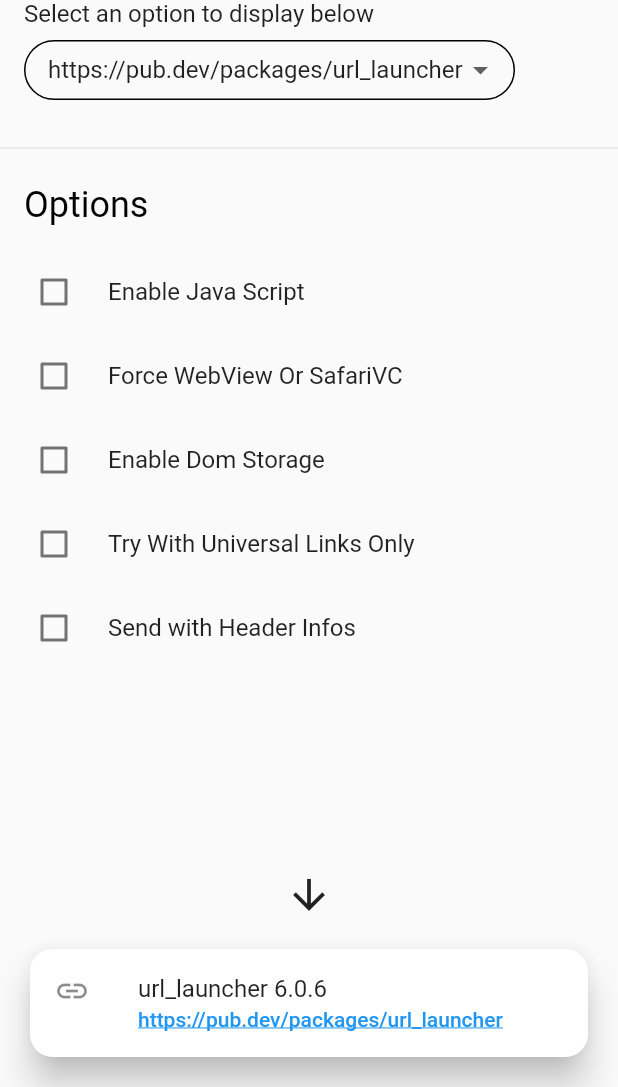
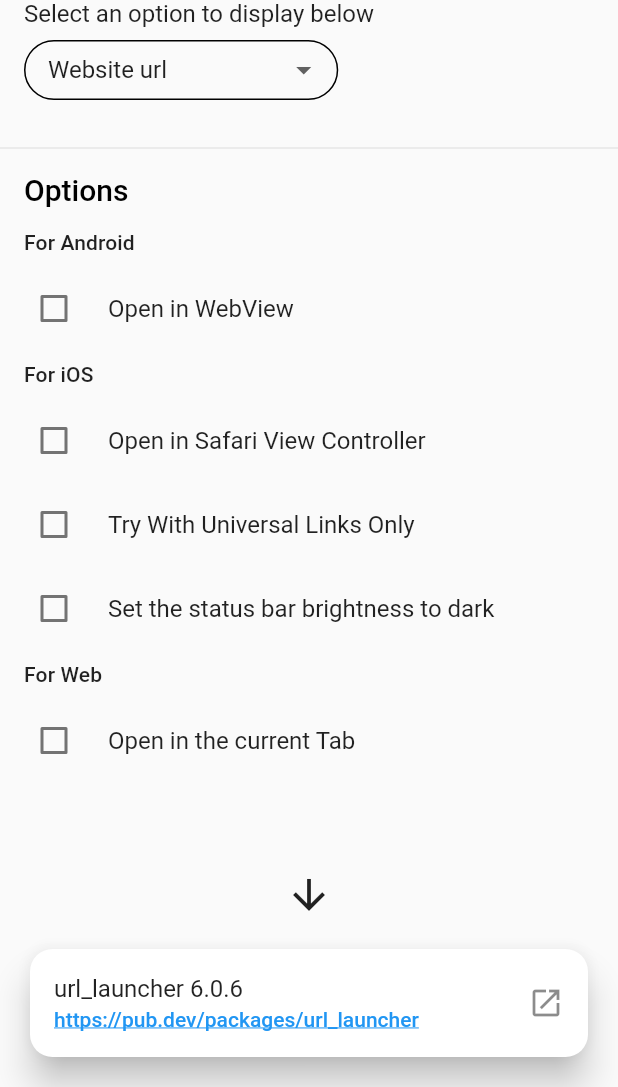
Before and after one commit to lucianojung/flutter_package_examples, a Flutter app: the UrlLauncher screen opened by its route, on a phone screen of 412 x 824 dp, the part 149-1236 px from its top. Run offline on Flutter 3.47's test engine with Material 2 defaults, Android fonts, the phone set to English and light mode, and no system bars; our stand-ins replace convex_bottom_bar, date_format, email_validator, expandable, flutter_signin_button, google_fonts.

Commit message:
simplify shared widgets and fix problems

```diff
--- a/lib/main.dart
+++ b/lib/main.dart
@@ -42,7 +42,7 @@ class _HomeViewState extends State<HomeView> {
     CustomListTile(
         Icons.calendar_today, 'Date Format', '2.0.2', '/date_format'),
     // CustomListTile(Icons.launch, 'Url Launcher', '6.0.9', '/url_launcher'),
-    // CustomListTile(Icons.font_download_outlined, 'Google Fonts', '2.1.0', '/google_font'),
+    // CustomListTile(Icons.font_download_outlined, 'Google Fonts', '2.1.0', '/google_fonts'),
     // CustomListTile(Icons.lock_outline, 'Crypto', '3.0.1', '/crypto'),
   ];
 
@@ -79,6 +79,7 @@ class _HomeViewState extends State<HomeView> {
               ),
               ListTile(
                 leading: Icon(Icons.assistant),
+                trailing: Icon(Icons.launch),
                 title: Text('Upcoming'),
                 subtitle: Text('Url Launcher, Google Fonts, ...'),
                 onTap: () {
--- a/lib/packages/convex_bottom_bar/convex_bottom_bar_main.dart
+++ b/lib/packages/convex_bottom_bar/convex_bottom_bar_main.dart
@@ -132,8 +132,7 @@ class _ConvexBottomBarMainState extends State<ConvexBottomBarMain> {
             _onValueChanged(newValue);
           },
           value: _tabstyle.name,
-          values: TabStyle.values.map((e) => e.name).toList(),
-          negate: false,
+          values: TabStyle.values.map((e) => e.name).toList()
         ),
       ),
       SizedBox(
--- a/lib/packages/crypto/crypto_main.dart
+++ b/lib/packages/crypto/crypto_main.dart
@@ -21,7 +21,7 @@ class _CryptoState extends State<Crypto> {
   final _secretController = TextEditingController();
   final _keyController = TextEditingController();
 
-  Map<Algorithm, String> _algorithm_map = {
+  Map<Algorithm, String> _algorithmMap = {
     Algorithm.SHA1: 'SHA-1',
     Algorithm.SHA224: 'SHA-224',
     Algorithm.SHA256: 'SHA-256',
@@ -122,7 +122,7 @@ class _CryptoState extends State<Crypto> {
                   ),
                   Column(
                     children: [
-                      for (MapEntry algorithm in _algorithm_map.entries)
+                      for (MapEntry algorithm in _algorithmMap.entries)
                         SizedBox(
                           child: Card(
                             shape: RoundedRectangleBorder(
--- a/lib/packages/date_format/date_format_main.dart
+++ b/lib/packages/date_format/date_format_main.dart
@@ -47,6 +47,7 @@ class _DateFormatMainState extends State<DateFormatMain> {
   void initState() {
     _formattedText = _formatDate(_dateFormat, DateTime.now());
     timer = Timer.periodic(Duration(milliseconds: 1), (Timer t) => _getTime());
+    super.initState();
   }
 
   @override
@@ -78,7 +79,6 @@ class _DateFormatMainState extends State<DateFormatMain> {
                     },
                     value: _dateFormat,
                     values: _dateFormatList,
-                    negate: false,
                   ),
                 ),
                 if (_dateFormat == 'custom')
@@ -110,7 +110,6 @@ class _DateFormatMainState extends State<DateFormatMain> {
                     },
                     value: _dateLocaleString,
                     values: _dateLocaleList,
-                    negate: false,
                   ),
                 ),
                 ExpandableNotifier(
--- a/lib/packages/flutter_signin_button/flutter_signin_button.dart
+++ b/lib/packages/flutter_signin_button/flutter_signin_button.dart
@@ -40,7 +40,6 @@ class _FlutterSigninButtonMainState extends State<FlutterSigninButtonMain> {
                     },
                     value: _button.name,
                     values: Buttons.values.map((e) => e.name).toList(),
-                    negate: false,
                   ),
                 ),
                 if (!(_button == Buttons.Google ||
--- a/lib/packages/google_fonts/google_fonts_main.dart
+++ b/lib/packages/google_fonts/google_fonts_main.dart
@@ -56,8 +56,7 @@ class _GoogleFontsMainState extends State<GoogleFontsMain> {
                     values: _categoryMap.values,
                     onChangedCallback: (newValue) {
                       onValueChanged(newValue as String);
-                    },
-                    negate: false),
+                    }),
                 Align(
                   alignment: Alignment.centerLeft,
                   heightFactor: 1.5,
--- a/lib/packages/url_launcher/url_launcher_main.dart
+++ b/lib/packages/url_launcher/url_launcher_main.dart
@@ -11,29 +11,29 @@ class UrlLauncher extends StatefulWidget {
 }
 
 class _UrlLauncherState extends State<UrlLauncher> {
-  String _selectedUrl = '';
+  String _selectedUrl = 'Website url';
 
-  String _webUrl = 'https://pub.dev/packages/url_launcher';
-  String _ipUrl = 'http://192.168.0.1/';
-  String _phoneUrl = 'tel:0161/12345678';
-  String _mailToUrl = 'mailto:John@doe.us';
-  List<String> _urlList = [];
+  Map <String, String> _urlMap = {
+    'Website url': 'https://pub.dev/packages/url_launcher',
+     'Ip adress': 'http://192.168.0.1/',
+     'Telefone number': 'tel:0161/12345678',
+     'New Mail': 'mailto:John@doe.us',
+     'New Mail with Queries': 'mailto:John@doe.us?subject=News&body=New plugin',
+     'Sms': 'sms:123456789'
+  };
 
   bool _isWebUrl = true;
+  bool _forceWebView = false;
   bool _javaScriptEnabled = false;
-  bool _forceWebViewOrSafariVC = false;
   bool _enableDomStorage = false;
-  bool _tryWithUniversalLinksOnly = false;
   bool _sendHeaderInfos = false;
+  bool _forceSafarieVC = false;
+  bool _universalLinksOnly = false;
+  bool _statusBarBrigthness = false;
+  bool _webOnlyWindowName = false;
   Map<String, String> _headers = <String, String>{'my_header_key': 'my_header_value'};
 
   String _urlLauncherVersion = 'url_launcher 6.0.6';
-
-  @override
-  void initState() {
-    _urlList.addAll([_webUrl, _ipUrl, _phoneUrl, _mailToUrl]);
-    _selectedUrl = _webUrl;
-  }
 
   @override
   Widget build(BuildContext context) {
@@ -43,6 +43,7 @@ class _UrlLauncherState extends State<UrlLauncher> {
         child: Stack(
           children: [
             SettingList(
+              height: 160,
               children: <Widget>[
                 Padding(
                   padding:
@@ -54,8 +55,7 @@ class _UrlLauncherState extends State<UrlLauncher> {
                       _onValueChanged(newValue);
                     },
                     value: _selectedUrl,
-                    values: _urlList,
-                    negate: false,
+                    values: _urlMap.entries.map((e) => e.key).toList(),
                   ),
                 ),
                 if (_isWebUrl)
@@ -66,39 +66,45 @@ class _UrlLauncherState extends State<UrlLauncher> {
                         child: Divider(),
                       ),
                       Container(
-                        padding: EdgeInsets.all(16.0),
+                        padding: EdgeInsets.symmetric(horizontal: 16.0, vertical: 8.0),
                         alignment: Alignment.centerLeft,
                         child: Text(
                           'Options',
-                          style: Theme.of(context).textTheme.headline5,
+                          style: Theme.of(context).textTheme.headline6,
+                        ),
+                      ),
+                      Container(
+                        padding: EdgeInsets.symmetric(horizontal: 16.0, vertical: 8.0),
+                        alignment: Alignment.centerLeft,
+                        child: Text(
+                          'For Android',
+                          style: Theme.of(context).textTheme.subtitle2,
                         ),
                       ),
                       CheckboxListTile(
-                        title: Text("Enable Java Script"),
-                        value: _javaScriptEnabled,
+                        title: Text("Open in WebView"),
+                        value: _forceWebView,
                         onChanged: (newValue) {
                           setState(() {
-                            _javaScriptEnabled = newValue!;
+                            _forceWebView = newValue!;
                           });
                         },
                         controlAffinity: ListTileControlAffinity.leading,
                       ),
-                      //_forceWebViewOrSafariVC
-                      // _enableDomStorage
-                      // _tryWithUniversalLinksOnly
-                      // _sendHeaderInfos
+                      if(_forceWebView)
+                        CheckboxListTile(
+                          title: Text("Enable Java Script"),
+                          value: _javaScriptEnabled,
+                          onChanged: (newValue) {
+                            setState(() {
+                              _javaScriptEnabled = newValue!;
+                            });
+                          },
+                          controlAffinity: ListTileControlAffinity.leading,
+                        ),
+                      if(_forceWebView)
                       CheckboxListTile(
-                        title: Text("Force WebView Or SafariVC"),
-                        value: _forceWebViewOrSafariVC,
-                        onChanged: (newValue) {
-                          setState(() {
-                            _forceWebViewOrSafariVC = newValue!;
-                          });
-                        },
-                        controlAffinity: ListTileControlAffinity.leading,
-                      ),
-                      CheckboxListTile(
-                        title: Text("Enable Dom Storage"),
+                        title: Text("Enable DOM Storage"),
                         value: _enableDomStorage,
                         onChanged: (newValue) {
                           setState(() {
@@ -107,22 +113,69 @@ class _UrlLauncherState extends State<UrlLauncher> {
                         },
                         controlAffinity: ListTileControlAffinity.leading,
                       ),
+                      if(_forceWebView)
+                        CheckboxListTile(
+                          title: Text("Add Extra headers"),
+                          value: _sendHeaderInfos,
+                          onChanged: (newValue) {
+                            setState(() {
+                              _sendHeaderInfos = newValue!;
+                            });
+                          },
+                          controlAffinity: ListTileControlAffinity.leading,
+                        ),
+                      Container(
+                        padding: EdgeInsets.symmetric(horizontal: 16.0, vertical: 8.0),
+                        alignment: Alignment.centerLeft,
+                        child: Text(
+                          'For iOS',
+                          style: Theme.of(context).textTheme.subtitle2,
+                        ),
+                      ),
                       CheckboxListTile(
-                        title: Text("Try With Universal Links Only"),
-                        value: _tryWithUniversalLinksOnly,
+                        title: Text("Open in Safari View Controller"),
+                        value: _forceSafarieVC,
                         onChanged: (newValue) {
                           setState(() {
-                            _tryWithUniversalLinksOnly = newValue!;
+                            _forceSafarieVC = newValue!;
                           });
                         },
                         controlAffinity: ListTileControlAffinity.leading,
                       ),
                       CheckboxListTile(
-                        title: Text("Send with Header Infos"),
-                        value: _sendHeaderInfos,
+                        title: Text("Try With Universal Links Only"),
+                        value: _universalLinksOnly,
                         onChanged: (newValue) {
                           setState(() {
-                            _sendHeaderInfos = newValue!;
+                            _universalLinksOnly = newValue!;
+                          });
+                        },
+                        controlAffinity: ListTileControlAffinity.leading,
+                      ),
+                      CheckboxListTile(
+                        title: Text("Set the status bar brightness to dark"),
+                        value: _statusBarBrigthness,
+                        onChanged: (newValue) {
+                          setState(() {
+                            _statusBarBrigthness = newValue!;
+                          });
+                        },
+                        controlAffinity: ListTileControlAffinity.leading,
+                      ),
+                      Container(
+                        padding: EdgeInsets.symmetric(horizontal: 16.0, vertical: 8.0),
+                        alignment: Alignment.centerLeft,
+                        child: Text(
+                          'For Web',
+                          style: Theme.of(context).textTheme.subtitle2,
+                        ),
+                      ),
+                      CheckboxListTile(
+                        title: Text("Open in the current Tab"),
+                        value: _webOnlyWindowName,
+                        onChanged: (newValue) {
+                          setState(() {
+                            _webOnlyWindowName = newValue!;
                           });
                         },
                         controlAffinity: ListTileControlAffinity.leading,
@@ -147,7 +200,7 @@ class _UrlLauncherState extends State<UrlLauncher> {
   void _onValueChanged(String newValue) {
     setState(() {
       _selectedUrl = newValue;
-      if (newValue == _webUrl || newValue == _ipUrl) {
+      if (newValue == 'Website url' || newValue == 'Ip adress') {
         _isWebUrl = true;
       }  else {
         _isWebUrl = false;
@@ -162,7 +215,7 @@ class _UrlLauncherState extends State<UrlLauncher> {
       child: SizedBox(
         width: 400,
         child: GestureDetector(
-          onTap: () => _launchUrl(_selectedUrl),
+          onTap: () => _launchUrl(_urlMap[_selectedUrl]!),
           child: MouseRegion(
             cursor: SystemMouseCursors.click,
             child: AbsorbPointer(
@@ -175,11 +228,11 @@ class _UrlLauncherState extends State<UrlLauncher> {
                   mainAxisSize: MainAxisSize.min,
                   children: <Widget>[
                     ListTile(
-                      leading: Icon(Icons.link),
-                      title: Text(_urlLauncherVersion),
+                      trailing: Icon(Icons.launch),
+                      title: Text(_selectedUrl == 'Website url' ? _urlLauncherVersion : _selectedUrl),
                       subtitle: RichText(
                         text: TextSpan(
-                          text: _selectedUrl,
+                          text: _urlMap[_selectedUrl],
                           style: Theme.of(context).textTheme.bodyText1!.copyWith(
                             color: Colors.blue,
                             decoration: TextDecoration.underline,
@@ -197,18 +250,20 @@ class _UrlLauncherState extends State<UrlLauncher> {
     );
   }
 
-  Future<void> _launchUrl(String url) async {
+  void _launchUrl(String url) async {
     if (await canLaunch(url)) {
       if (!_isWebUrl)
         launch(url);
       else
         launch(
             url,
-          forceSafariVC: _forceWebViewOrSafariVC,
-          forceWebView: _forceWebViewOrSafariVC,
+          forceSafariVC: _forceSafarieVC,
+          forceWebView: _forceWebView,
           enableJavaScript: _javaScriptEnabled,
           enableDomStorage: _enableDomStorage,
-          universalLinksOnly: _tryWithUniversalLinksOnly,
+          universalLinksOnly: _universalLinksOnly,
+          webOnlyWindowName: _webOnlyWindowName ? '_self' : '_blank',
+          statusBarBrightness: _statusBarBrigthness ? Brightness.dark : Brightness.light,
           headers: (_sendHeaderInfos) ? _headers : {}
         );
     } else {
--- a/lib/service/MyTheme.dart
+++ b/lib/service/MyTheme.dart
@@ -37,7 +37,7 @@ class MyTheme {
 
   static final darkTheme = ThemeData.dark().copyWith(
       primaryColor: _mainColor,
-      accentColor: Color(0xff92ded6),
+      accentColor: _secondaryColor,
       appBarTheme: _appBarTheme,
     );
 
--- a/lib/service/route_generator.dart
+++ b/lib/service/route_generator.dart
@@ -28,7 +28,7 @@ class RouteGenerator {
         return MaterialPageRoute(builder: (_) => UrlLauncher());
       case '/date_format':
         return MaterialPageRoute(builder: (_) => DateFormatMain());
-      case '/google_font':
+      case '/google_fonts':
         return MaterialPageRoute(builder: (_) => GoogleFontsMain());
       case '/crypto':
         return MaterialPageRoute(builder: (_) => Crypto());
--- a/lib/shared/change_theme_button_widget.dart
+++ b/lib/shared/change_theme_button_widget.dart
@@ -5,7 +5,6 @@ import 'package:provider/provider.dart';
 class ChangeThemeButtonWidget extends StatelessWidget {
   @override
   Widget build(BuildContext context) {
-    final themeProvider = Provider.of<ThemeProvider>(context);
 
     return IconButton(onPressed: () {
       final provider = Provider.of<ThemeProvider>(context, listen: false);
--- a/lib/shared/material_dropdown_view.dart
+++ b/lib/shared/material_dropdown_view.dart
@@ -2,21 +2,15 @@ import 'package:flutter/material.dart';
 
 class MaterialDropdownView extends StatelessWidget {
   final Function onChangedCallback;
-  String title, subtitle, value;
-  Iterable<String> values = [];
-  bool negate;
+  final String title, subtitle, value;
+  final Iterable<String> values;
 
   MaterialDropdownView(
-      {required this.title,
-      required this.subtitle,
+      {this.title = '',
+      this.subtitle = '',
       required this.value,
       required this.values,
-      required this.onChangedCallback,
-      required this.negate}) {
-    this.title = title != null ? title : '';
-    this.subtitle = subtitle != null ? subtitle : '';
-    this.negate = negate != null ? negate : false;
-  }
+      required this.onChangedCallback});
 
   @override
   Widget build(BuildContext context) {
--- a/lib/shared/package_weblink_view.dart
+++ b/lib/shared/package_weblink_view.dart
@@ -3,9 +3,9 @@ import 'package:flutter/material.dart';
 import 'package:url_launcher/url_launcher.dart';
 
 class PackageWeblinkView extends StatelessWidget {
-  String _text;
-  String _url;
-  double bottom;
+  final String _text;
+  final String _url;
+  final double bottom;
 
   PackageWeblinkView(this._text, this._url, {this.bottom = 0});
 
@@ -28,7 +28,7 @@ class PackageWeblinkView extends StatelessWidget {
                 ),
                 elevation: 10,
                 child: ListTile(
-                  leading: Icon(Icons.link),
+                  trailing: Icon(Icons.launch),
                   title: Text(_text),
                   subtitle: RichText(
                     text: TextSpan(
--- a/lib/shared/setting_list.dart
+++ b/lib/shared/setting_list.dart
@@ -2,7 +2,7 @@ import 'package:flutter/material.dart';
 
 class SettingList extends StatelessWidget {
   final List<Widget> children;
-  double height;
+  final double height;
 
   SettingList({required this.children, this.height = 96}) {
     children.add(
```
